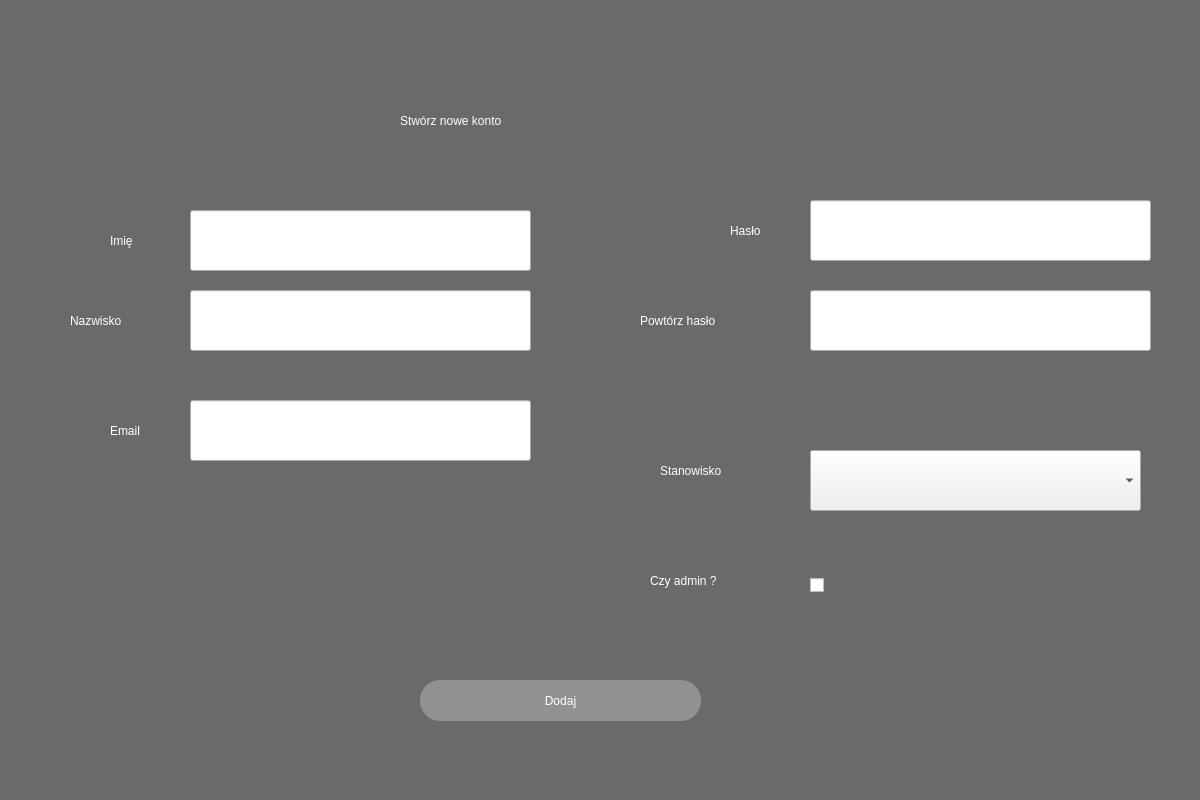
oreols/ProjektAOI, file ui/Register.ui: the form before one commit.
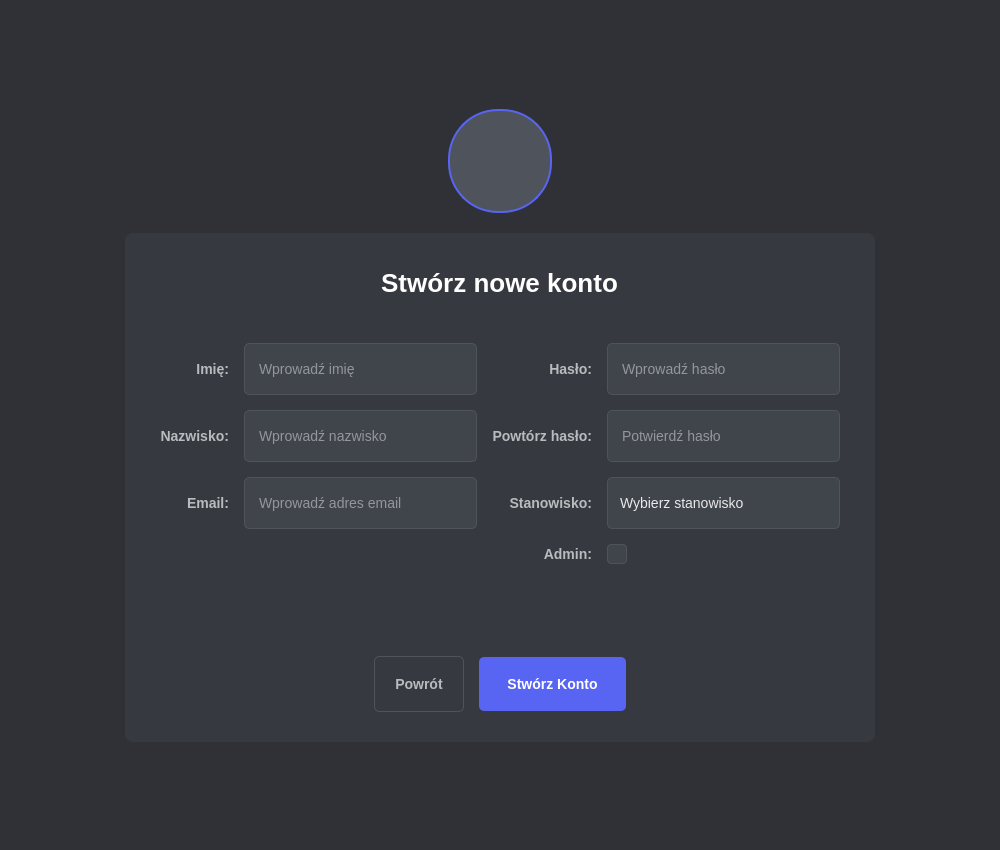
The form after the commit.

What changed in the file:
```diff
--- a/ui/Register.ui
+++ b/ui/Register.ui
@@ -1,317 +1,635 @@
 <?xml version="1.0" encoding="UTF-8"?>
 <ui version="4.0">
- <class>Dialog</class>
- <widget class="QDialog" name="Dialog">
+ <class>CreateAccountDialog</class>
+ <widget class="QDialog" name="CreateAccountDialog">
   <property name="geometry">
    <rect>
     <x>0</x>
     <y>0</y>
-    <width>1200</width>
-    <height>800</height>
+    <width>1000</width>
+    <height>850</height>
    </rect>
   </property>
   <property name="windowTitle">
-   <string>Dialog</string>
+   <string>Stwórz Nowe Konto</string>
   </property>
-  <widget class="QWidget" name="widget" native="true">
-   <property name="geometry">
-    <rect>
-     <x>0</x>
-     <y>0</y>
-     <width>1200</width>
-     <height>800</height>
-    </rect>
+  <property name="styleSheet">
+   <string notr="true">
+QWidget#CreateAccountDialog {
+    background-color: #2f3136;
+    color: #e8e9ea;
+    font-family: "Segoe UI", Roboto, Cantarell, "Helvetica Neue", sans-serif;
+    font-size: 14px;
+}
+
+/* --- Styl centralnego kontenera --- */
+QWidget#contentWidget {
+    background-color: #36393f;
+    border-radius: 8px;
+    padding: 25px;
+}
+
+/* --- Avatar --- */
+QLabel#avatarPlaceholder {
+    background-color: #4f545c; /* Ciemniejszy szary */
+    border: 2px solid #5865F2; /* Ramka w kolorze akcentu */
+    border-radius: 50px; /* Połowa szerokości/wysokości (100/2) dla koła */
+    min-width: 100px;
+    max-width: 100px;
+    min-height: 100px;
+    max-height: 100px;
+    qproperty-alignment: 'AlignCenter'; /* Gdybyś chciał dodać inicjały */
+    color: #dcddde;
+    font-size: 40px;
+    font-weight: 600;
+    /* margin-bottom nie działa dobrze w layoutach, użyjemy spacera */
+}
+
+/* --- Ogólny styl etykiet --- */
+QLabel {
+    color: #b9bbbe;
+    background-color: transparent;
+    padding: 0px;
+    margin: 0px;
+    font-size: 14px;
+    font-weight: 500;
+}
+
+/* --- Styl tytułu --- */
+QLabel#titleLabel {
+    color: #ffffff;
+    font-size: 26px;
+    font-weight: 600;
+    padding-top: 5px;
+    padding-bottom: 30px;
+}
+
+/* --- Styl pól edycji --- */
+QLineEdit {
+    background-color: #40444b;
+    color: #e8e9ea;
+    border: 1px solid #4f545c;
+    border-radius: 5px;
+    font-size: 14px;
+    padding: 10px 12px;
+    min-height: 30px;
+    selection-background-color: #5865F2;
+    selection-color: #ffffff;
+}
+QLineEdit:focus {
+    border: 1px solid #5865F2;
+    background-color: #444950;
+}
+QLineEdit::placeholder-text {
+  color: #72767d;
+}
+
+/* --- Styl ComboBox --- */
+QComboBox {
+    background-color: #40444b;
+    color: #e8e9ea;
+    border: 1px solid #4f545c;
+    border-radius: 5px;
+    padding: 10px 12px;
+    min-height: 30px;
+    font-size: 14px;
+}
+QComboBox:focus {
+    border: 1px solid #5865F2;
+    background-color: #444950;
+}
+QComboBox QAbstractItemView {
+    background-color: #40444b;
+    color: #e8e9ea;
+    border: 1px solid #5865F2;
+    selection-background-color: #5865F2;
+    selection-color: #ffffff;
+    padding: 5px;
+    outline: none;
+}
+QComboBox::drop-down {
+    border: none;
+    background-color: transparent;
+    width: 20px;
+}
+
+/* --- Styl CheckBox --- */
+QCheckBox {
+    color: #b9bbbe;
+    background-color: transparent;
+    font-size: 14px;
+    font-weight: 500;
+    spacing: 8px;
+}
+QCheckBox::indicator {
+    width: 18px;
+    height: 18px;
+    border: 1px solid #4f545c;
+    border-radius: 4px;
+    background-color: #40444b;
+}
+QCheckBox::indicator:hover {
+    border: 1px solid #5865F2;
+}
+QCheckBox::indicator:checked {
+    background-color: #5865F2;
+    border: 1px solid #5865F2;
+}
+QCheckBox::indicator:disabled {
+    background-color: #3a3d42;
+    border: 1px solid #2a2c30;
+}
+
+/* --- Styl przycisku GŁÓWNEGO (dodawania) --- */
+QPushButton#addAccountButton {
+    background-color: #5865F2; /* Kolor akcentu */
+    color: white;
+    font-size: 14px;
+    font-weight: 600;
+    padding: 10px 28px;
+    border-radius: 5px;
+    border: none;
+    min-height: 34px;
+    outline: none;
+    margin-top: 20px; /* Odstęp od góry (w layoucie przycisków) */
+}
+QPushButton#addAccountButton:hover {
+    background-color: #4e5dcf;
+}
+QPushButton#addAccountButton:pressed {
+    background-color: #404ab8;
+}
+QPushButton#addAccountButton:disabled {
+    background-color: #40444b;
+    color: #72767d;
+    opacity: 0.7;
+}
+
+/* --- Styl przycisku POWROTU (Dodano) --- */
+QPushButton#backButton {
+    background-color: transparent; /* Przezroczyste tło */
+    color: #b9bbbe; /* Kolor tekstu jak zwykłe etykiety */
+    border: 1px solid #4f545c; /* Szara ramka (jak QLineEdit) */
+    font-size: 14px; /* Taki sam rozmiar czcionki */
+    font-weight: 600; /* Taka sama grubość czcionki */
+    padding: 10px 20px; /* Mniejszy padding poziomy dla mniejszego wyglądu */
+    border-radius: 5px; /* Taki sam radius */
+    min-height: 34px; /* Taka sama wysokość */
+    outline: none;
+    margin-top: 20px; /* Taki sam odstęp */
+}
+QPushButton#backButton:hover {
+    background-color: #40444b; /* Lekkie tło przy najechaniu */
+    color: #ffffff; /* Jaśniejszy tekst */
+    border-color: #5865F2; /* Ramka w kolorze akcentu */
+}
+QPushButton#backButton:pressed {
+    background-color: #444950; /* Ciemniejsze tło przy wciśnięciu */
+    color: #e8e9ea;
+    border-color: #4e5dcf; /* Ciemniejsza ramka akcentu */
+}
+QPushButton#backButton:disabled {
+    background-color: transparent;
+    color: #72767d;
+    border-color: #40444b;
+    opacity: 0.7;
+}
+
+
+/* --- Styl etykiety błędu/statusu --- */
+QLabel#error_msg {
+    color: #f04747;
+    font-size: 13px;
+    font-weight: 500;
+    min-height: 22px;
+    padding: 5px 0;
+}
+   </string>
+  </property>
+  <layout class="QVBoxLayout" name="mainVerticalLayout">
+   <property name="spacing">
+    <number>0</number>
    </property>
-   <property name="styleSheet">
-    <string notr="true">QWidget#widget{
-background-color: rgb(106, 106, 106);
-font: 63 12pt &quot;Segoe UI Semibold&quot;;
-color:white;}</string>
+   <property name="leftMargin">
+    <number>10</number>
    </property>
-   <widget class="QLineEdit" name="email">
-    <property name="geometry">
-     <rect>
-      <x>190</x>
-      <y>400</y>
-      <width>341</width>
-      <height>61</height>
-     </rect>
-    </property>
-    <property name="styleSheet">
-     <string notr="true">font: 63 16pt &quot;Segoe UI Semibold&quot;;</string>
-    </property>
-   </widget>
-   <widget class="QLabel" name="label_3">
-    <property name="geometry">
-     <rect>
-      <x>730</x>
-      <y>210</y>
-      <width>71</width>
-      <height>41</height>
-     </rect>
-    </property>
-    <property name="styleSheet">
-     <string notr="true">color:white;
-font: 63 18pt &quot;Segoe UI Semibold&quot;;</string>
-    </property>
-    <property name="text">
-     <string>Hasło</string>
-    </property>
-   </widget>
-   <widget class="QLineEdit" name="password">
-    <property name="geometry">
-     <rect>
-      <x>810</x>
-      <y>200</y>
-      <width>341</width>
-      <height>61</height>
-     </rect>
-    </property>
-    <property name="styleSheet">
-     <string notr="true">font: 63 16pt &quot;Segoe UI Semibold&quot;;</string>
-    </property>
-   </widget>
-   <widget class="QPushButton" name="addAccountButton">
-    <property name="enabled">
-     <bool>true</bool>
-    </property>
-    <property name="geometry">
-     <rect>
-      <x>420</x>
-      <y>680</y>
-      <width>281</width>
-      <height>41</height>
-     </rect>
-    </property>
-    <property name="styleSheet">
-     <string notr="true">font: 63 18pt &quot;Segoe UI Semibold&quot;;
-border-radius:20px;
-background-color: rgb(146, 145, 145);
-color:white;</string>
-    </property>
-    <property name="text">
-     <string>Dodaj</string>
-    </property>
-   </widget>
-   <widget class="QLabel" name="label_4">
-    <property name="geometry">
-     <rect>
-      <x>110</x>
-      <y>410</y>
-      <width>71</width>
-      <height>41</height>
-     </rect>
-    </property>
-    <property name="styleSheet">
-     <string notr="true">color:white;
-font: 63 18pt &quot;Segoe UI Semibold&quot;;</string>
-    </property>
-    <property name="text">
-     <string>Email</string>
-    </property>
-   </widget>
-   <widget class="QLabel" name="label">
-    <property name="geometry">
-     <rect>
-      <x>400</x>
-      <y>80</y>
-      <width>411</width>
-      <height>81</height>
-     </rect>
-    </property>
-    <property name="styleSheet">
-     <string notr="true">background-color: rgb(106, 106, 106);
+   <property name="topMargin">
+    <number>10</number>
+   </property>
+   <property name="rightMargin">
+    <number>10</number>
+   </property>
+   <property name="bottomMargin">
+    <number>10</number>
+   </property>
+   <item>
+    <spacer name="verticalSpacer_Top">
+     <property name="orientation">
+      <enum>Qt::Vertical</enum>
+     </property>
+     <property name="sizeType">
+      <enum>QSizePolicy::Expanding</enum>
+     </property>
+     <property name="sizeHint" stdset="0">
+      <size>
+       <width>20</width>
+       <height>30</height> </size>
+     </property>
+    </spacer>
+   </item>
 
-color:white;
-font: 63 32pt &quot;Segoe UI Semibold&quot;;</string>
-    </property>
-    <property name="text">
-     <string>Stwórz nowe konto</string>
-    </property>
-   </widget>
-   <widget class="QLabel" name="label_5">
-    <property name="geometry">
-     <rect>
-      <x>640</x>
-      <y>300</y>
-      <width>161</width>
-      <height>41</height>
-     </rect>
-    </property>
-    <property name="styleSheet">
-     <string notr="true">color:white;
-font: 63 18pt &quot;Segoe UI Semibold&quot;;</string>
-    </property>
-    <property name="text">
-     <string>Powtórz hasło</string>
-    </property>
-   </widget>
-   <widget class="QLineEdit" name="confirm_password">
-    <property name="geometry">
-     <rect>
-      <x>810</x>
-      <y>290</y>
-      <width>341</width>
-      <height>61</height>
-     </rect>
-    </property>
-    <property name="styleSheet">
-     <string notr="true">font: 63 16pt &quot;Segoe UI Semibold&quot;;</string>
-    </property>
-   </widget>
-   <widget class="QLabel" name="label_6">
-    <property name="geometry">
-     <rect>
-      <x>660</x>
-      <y>450</y>
-      <width>131</width>
-      <height>41</height>
-     </rect>
-    </property>
-    <property name="styleSheet">
-     <string notr="true">color:white;
-font: 63 18pt &quot;Segoe UI Semibold&quot;;</string>
-    </property>
-    <property name="text">
-     <string>Stanowisko</string>
-    </property>
-   </widget>
-   <widget class="QLabel" name="label_7">
-    <property name="geometry">
-     <rect>
-      <x>650</x>
-      <y>560</y>
-      <width>141</width>
-      <height>41</height>
-     </rect>
-    </property>
-    <property name="styleSheet">
-     <string notr="true">color:white;
-font: 63 18pt &quot;Segoe UI Semibold&quot;;</string>
-    </property>
-    <property name="text">
-     <string>Czy admin ? </string>
-    </property>
-   </widget>
-   <widget class="QLabel" name="label_8">
-    <property name="geometry">
-     <rect>
-      <x>110</x>
-      <y>220</y>
-      <width>71</width>
-      <height>41</height>
-     </rect>
-    </property>
-    <property name="styleSheet">
-     <string notr="true">color:white;
-font: 63 18pt &quot;Segoe UI Semibold&quot;;</string>
-    </property>
-    <property name="text">
-     <string>Imię</string>
-    </property>
-   </widget>
-   <widget class="QLineEdit" name="name">
-    <property name="geometry">
-     <rect>
-      <x>190</x>
-      <y>210</y>
-      <width>341</width>
-      <height>61</height>
-     </rect>
-    </property>
-    <property name="styleSheet">
-     <string notr="true">font: 63 16pt &quot;Segoe UI Semibold&quot;;</string>
-    </property>
-   </widget>
-   <widget class="QLabel" name="label_9">
-    <property name="geometry">
-     <rect>
-      <x>70</x>
-      <y>300</y>
-      <width>111</width>
-      <height>41</height>
-     </rect>
-    </property>
-    <property name="styleSheet">
-     <string notr="true">color:white;
-font: 63 18pt &quot;Segoe UI Semibold&quot;;</string>
-    </property>
-    <property name="text">
-     <string>Nazwisko</string>
-    </property>
-   </widget>
-   <widget class="QLineEdit" name="surname">
-    <property name="geometry">
-     <rect>
-      <x>190</x>
-      <y>290</y>
-      <width>341</width>
-      <height>61</height>
-     </rect>
-    </property>
-    <property name="styleSheet">
-     <string notr="true">font: 63 16pt &quot;Segoe UI Semibold&quot;;</string>
-    </property>
-   </widget>
-   <widget class="QLabel" name="error_msg">
-    <property name="geometry">
-     <rect>
-      <x>290</x>
-      <y>640</y>
-      <width>561</width>
-      <height>20</height>
-     </rect>
-    </property>
-    <property name="styleSheet">
-     <string notr="true">color: rgb(255, 0, 0);
-font: 10pt &quot;MS Shell Dlg 2&quot;;</string>
-    </property>
-    <property name="text">
-     <string/>
-    </property>
-   </widget>
-   <widget class="QComboBox" name="position">
-    <property name="geometry">
-     <rect>
-      <x>810</x>
-      <y>450</y>
-      <width>331</width>
-      <height>61</height>
-     </rect>
-    </property>
-    <property name="styleSheet">
-     <string notr="true">font: 63 16pt &quot;Segoe UI Semibold&quot;;</string>
-    </property>
-   </widget>
-   <widget class="QCheckBox" name="permisions">
-    <property name="geometry">
-     <rect>
-      <x>810</x>
-      <y>560</y>
-      <width>50</width>
-      <height>51</height>
-     </rect>
-    </property>
-    <property name="minimumSize">
-     <size>
-      <width>50</width>
-      <height>50</height>
-     </size>
-    </property>
-    <property name="styleSheet">
-     <string notr="true">font: 20pt &quot;MS Shell Dlg 2&quot;;</string>
-    </property>
-    <property name="text">
-     <string/>
-    </property>
-    <property name="iconSize">
-     <size>
-      <width>50</width>
-      <height>50</height>
-     </size>
-    </property>
-   </widget>
-  </widget>
+   <item alignment="Qt::AlignHCenter">
+     <widget class="QLabel" name="avatarPlaceholder">
+       <property name="minimumSize">
+        <size>
+         <width>100</width>
+         <height>100</height>
+        </size>
+       </property>
+       <property name="maximumSize">
+        <size>
+         <width>100</width>
+         <height>100</height>
+        </size>
+       </property>
+       <property name="text">
+        <string/> </property>
+     </widget>
+   </item>
+
+   <item>
+     <spacer name="spacer_Avatar_Content">
+      <property name="orientation">
+       <enum>Qt::Vertical</enum>
+      </property>
+      <property name="sizeType">
+       <enum>QSizePolicy::Fixed</enum>
+      </property>
+      <property name="sizeHint" stdset="0">
+       <size>
+        <width>20</width>
+        <height>20</height> </size>
+      </property>
+     </spacer>
+    </item>
+
+   <item alignment="Qt::AlignHCenter">
+    <widget class="QWidget" name="contentWidget" native="true">
+     <property name="minimumSize">
+      <size>
+       <width>750</width>
+       <height>0</height>
+      </size>
+     </property>
+     <property name="maximumSize">
+      <size>
+       <width>900</width>
+       <height>16777215</height>
+      </size>
+     </property>
+     <layout class="QVBoxLayout" name="contentVerticalLayout">
+      <property name="spacing">
+       <number>15</number>
+      </property>
+      <property name="leftMargin">
+       <number>35</number>
+      </property>
+      <property name="topMargin">
+       <number>30</number>
+      </property>
+      <property name="rightMargin">
+       <number>35</number>
+      </property>
+      <property name="bottomMargin">
+       <number>30</number>
+      </property>
+      <item alignment="Qt::AlignHCenter|Qt::AlignTop">
+       <widget class="QLabel" name="titleLabel">
+        <property name="text">
+         <string>Stwórz nowe konto</string>
+        </property>
+        <property name="alignment">
+         <set>Qt::AlignCenter</set>
+        </property>
+       </widget>
+      </item>
+      <item>
+       <layout class="QGridLayout" name="formGridLayout">
+        <property name="horizontalSpacing">
+         <number>15</number>
+        </property>
+        <property name="verticalSpacing">
+         <number>15</number>
+        </property>
+        <item row="0" column="0">
+         <widget class="QLabel" name="nameLabel">
+          <property name="text">
+           <string>Imię:</string>
+          </property>
+          <property name="alignment">
+           <set>Qt::AlignRight|Qt::AlignTrailing|Qt::AlignVCenter</set>
+          </property>
+         </widget>
+        </item>
+        <item row="0" column="1">
+         <widget class="QLineEdit" name="name">
+          <property name="placeholderText">
+           <string>Wprowadź imię</string>
+          </property>
+          <property name="sizePolicy">
+           <sizepolicy hsizetype="Expanding" vsizetype="Fixed">
+            <horstretch>0</horstretch> <verstretch>0</verstretch>
+           </sizepolicy>
+          </property>
+         </widget>
+        </item>
+        <item row="1" column="0">
+         <widget class="QLabel" name="surnameLabel">
+          <property name="text">
+           <string>Nazwisko:</string>
+          </property>
+          <property name="alignment">
+           <set>Qt::AlignRight|Qt::AlignTrailing|Qt::AlignVCenter</set>
+          </property>
+         </widget>
+        </item>
+        <item row="1" column="1">
+         <widget class="QLineEdit" name="surname">
+          <property name="placeholderText">
+           <string>Wprowadź nazwisko</string>
+          </property>
+          <property name="sizePolicy">
+           <sizepolicy hsizetype="Expanding" vsizetype="Fixed">
+            <horstretch>0</horstretch> <verstretch>0</verstretch>
+           </sizepolicy>
+          </property>
+         </widget>
+        </item>
+        <item row="2" column="0">
+         <widget class="QLabel" name="emailLabel">
+          <property name="text">
+           <string>Email:</string>
+          </property>
+          <property name="alignment">
+           <set>Qt::AlignRight|Qt::AlignTrailing|Qt::AlignVCenter</set>
+          </property>
+         </widget>
+        </item>
+        <item row="2" column="1">
+         <widget class="QLineEdit" name="email">
+          <property name="placeholderText">
+           <string>Wprowadź adres email</string>
+          </property>
+          <property name="sizePolicy">
+           <sizepolicy hsizetype="Expanding" vsizetype="Fixed">
+            <horstretch>0</horstretch> <verstretch>0</verstretch>
+           </sizepolicy>
+          </property>
+         </widget>
+        </item>
+        <item row="0" column="2">
+         <widget class="QLabel" name="passwordLabel">
+          <property name="text">
+           <string>Hasło:</string>
+          </property>
+          <property name="alignment">
+           <set>Qt::AlignRight|Qt::AlignTrailing|Qt::AlignVCenter</set>
+          </property>
+         </widget>
+        </item>
+        <item row="0" column="3">
+         <widget class="QLineEdit" name="password">
+          <property name="echoMode">
+           <enum>QLineEdit::Password</enum>
+          </property>
+          <property name="placeholderText">
+           <string>Wprowadź hasło</string>
+          </property>
+          <property name="sizePolicy">
+           <sizepolicy hsizetype="Expanding" vsizetype="Fixed">
+            <horstretch>0</horstretch> <verstretch>0</verstretch>
+           </sizepolicy>
+          </property>
+         </widget>
+        </item>
+        <item row="1" column="2">
+         <widget class="QLabel" name="confirmPasswordLabel">
+          <property name="text">
+           <string>Powtórz hasło:</string>
+          </property>
+          <property name="alignment">
+           <set>Qt::AlignRight|Qt::AlignTrailing|Qt::AlignVCenter</set>
+          </property>
+         </widget>
+        </item>
+        <item row="1" column="3">
+         <widget class="QLineEdit" name="confirm_password">
+          <property name="echoMode">
+           <enum>QLineEdit::Password</enum>
+          </property>
+          <property name="placeholderText">
+           <string>Potwierdź hasło</string>
+          </property>
+          <property name="sizePolicy">
+           <sizepolicy hsizetype="Expanding" vsizetype="Fixed">
+            <horstretch>0</horstretch> <verstretch>0</verstretch>
+           </sizepolicy>
+          </property>
+         </widget>
+        </item>
+        <item row="2" column="2">
+         <widget class="QLabel" name="positionLabel">
+          <property name="text">
+           <string>Stanowisko:</string>
+          </property>
+          <property name="alignment">
+           <set>Qt::AlignRight|Qt::AlignTrailing|Qt::AlignVCenter</set>
+          </property>
+         </widget>
+        </item>
+        <item row="2" column="3">
+         <widget class="QComboBox" name="position">
+          <property name="placeholderText" stdset="0">
+           <string>Wybierz stanowisko</string>
+          </property>
+          <property name="sizePolicy">
+           <sizepolicy hsizetype="Expanding" vsizetype="Fixed">
+            <horstretch>0</horstretch> <verstretch>0</verstretch>
+           </sizepolicy>
+          </property>
+         </widget>
+        </item>
+        <item row="3" column="2">
+         <widget class="QLabel" name="isAdminLabel">
+          <property name="text">
+           <string>Admin:</string>
+          </property>
+          <property name="alignment">
+           <set>Qt::AlignRight|Qt::AlignTrailing|Qt::AlignVCenter</set>
+          </property>
+         </widget>
+        </item>
+        <item row="3" column="3">
+         <layout class="QHBoxLayout" name="horizontalLayout_Checkbox">
+          <property name="spacing">
+           <number>0</number>
+          </property>
+          <property name="leftMargin">
+           <number>0</number>
+          </property>
+          <item alignment="Qt::AlignLeft">
+           <widget class="QCheckBox" name="permisions">
+            <property name="text">
+             <string/>
+            </property>
+            <property name="cursor">
+             <cursorShape>PointingHandCursor</cursorShape>
+            </property>
+            <property name="toolTip">
+             <string>Zaznacz, jeśli użytkownik ma mieć uprawnienia administratora</string>
+            </property>
+           </widget>
+          </item>
+          <item>
+           <spacer name="horizontalSpacer_Checkbox">
+            <property name="orientation">
+             <enum>Qt::Horizontal</enum>
+            </property>
+            <property name="sizeHint" stdset="0">
+             <size>
+              <width>40</width>
+              <height>20</height>
+             </size>
+            </property>
+           </spacer>
+          </item>
+         </layout>
+        </item>
+        <item row="4" column="0" colspan="4">
+         <spacer name="formSpacer">
+          <property name="orientation">
+           <enum>Qt::Vertical</enum>
+          </property>
+          <property name="sizeType">
+           <enum>QSizePolicy::Fixed</enum>
+          </property>
+          <property name="sizeHint" stdset="0">
+           <size>
+            <width>20</width>
+            <height>10</height>
+           </size>
+          </property>
+         </spacer>
+        </item>
+       </layout>
+      </item>
+      <item>
+       <widget class="QLabel" name="error_msg">
+        <property name="text">
+         <string/>
+        </property>
+        <property name="alignment">
+         <set>Qt::AlignCenter</set>
+        </property>
+        <property name="wordWrap">
+         <bool>true</bool>
+        </property>
+       </widget>
+      </item>
+
+      <item> <layout class="QHBoxLayout" name="buttonsHorizontalLayout"> <property name="spacing">
+           <number>15</number> </property>
+          <item>
+           <spacer name="buttonsSpacerLeft"> <property name="orientation">
+             <enum>Qt::Horizontal</enum>
+            </property>
+            <property name="sizeType">
+              <enum>QSizePolicy::Expanding</enum>
+            </property>
+            <property name="sizeHint" stdset="0">
+             <size>
+              <width>40</width>
+              <height>20</height>
+             </size>
+            </property>
+           </spacer>
+          </item>
+          <item> <widget class="QPushButton" name="backButton">
+             <property name="text">
+              <string>Powrót</string>
+             </property>
+             <property name="cursor">
+              <cursorShape>PointingHandCursor</cursorShape>
+             </property>
+             <property name="sizePolicy"> <sizepolicy hsizetype="Preferred" vsizetype="Fixed">
+               <horstretch>0</horstretch>
+               <verstretch>0</verstretch>
+              </sizepolicy>
+             </property>
+            </widget>
+          </item>
+          <item> <widget class="QPushButton" name="addAccountButton">
+            <property name="enabled">
+             <bool>true</bool>
+            </property>
+            <property name="text">
+             <string>Stwórz Konto</string>
+            </property>
+            <property name="cursor">
+             <cursorShape>PointingHandCursor</cursorShape>
+            </property>
+            <property name="sizePolicy"> <sizepolicy hsizetype="Preferred" vsizetype="Fixed">
+              <horstretch>0</horstretch>
+              <verstretch>0</verstretch>
+             </sizepolicy>
+            </property>
+            <property name="minimumSize"> <size>
+              <width>0</width>
+              <height>0</height>
+             </size>
+            </property>
+            <property name="default">
+             <bool>true</bool>
+            </property>
+           </widget>
+          </item>
+          <item>
+           <spacer name="buttonsSpacerRight"> <property name="orientation">
+             <enum>Qt::Horizontal</enum>
+            </property>
+            <property name="sizeType">
+              <enum>QSizePolicy::Expanding</enum>
+            </property>
+            <property name="sizeHint" stdset="0">
+             <size>
+              <width>40</width>
+              <height>20</height>
+             </size>
+            </property>
+           </spacer>
+          </item>
+        </layout>
+      </item>
+
+     </layout>
+    </widget>
+   </item>
+   <item>
+    <spacer name="verticalSpacer_Bottom">
+     <property name="orientation">
+      <enum>Qt::Vertical</enum>
+     </property>
+     <property name="sizeType">
+      <enum>QSizePolicy::Expanding</enum>
+     </property>
+     <property name="sizeHint" stdset="0">
+      <size>
+       <width>20</width>
+       <height>30</height> </size>
+     </property>
+    </spacer>
+   </item>
+  </layout>
  </widget>
  <resources/>
  <connections/>
```
Left out of the diff: 10 changed lines with no effect on the pictures.
